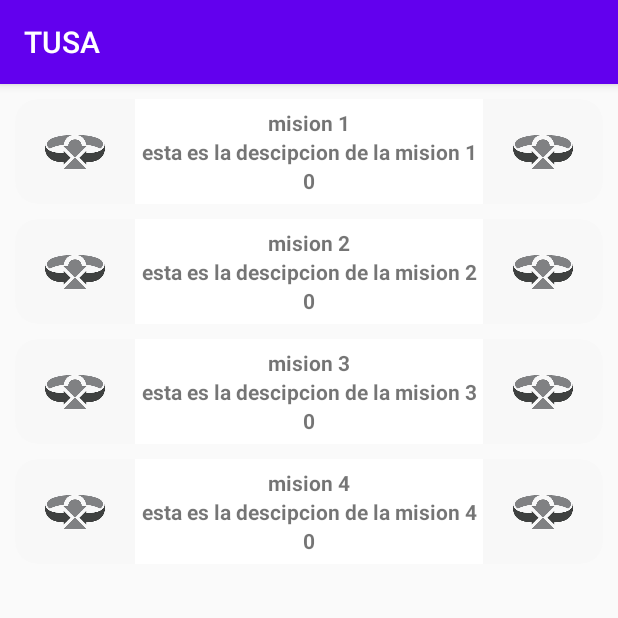
After one commit to FelipeSanktus/GAMEapp, an Android app: the MisionActivity screen opened directly, with no data from a screen before it, on a phone screen of 412 x 824 dp, the top half of it. The commit adds this screen. Run offline under Robolectric (Android 15) with nearby library versions, the phone set to English and light mode, and no system bars.

Commit message:
se agrega lista con misiones

```diff
--- a/app/src/main/AndroidManifest.xml
+++ b/app/src/main/AndroidManifest.xml
@@ -9,7 +9,8 @@
         android:roundIcon="@mipmap/ic_launcher_round"
         android:supportsRtl="true"
         android:theme="@style/AppTheme">
-        <activity android:name=".actvitys.MundoActivity"></activity>
+        <activity android:name=".actvitys.MisionActivity"></activity>
+        <activity android:name=".actvitys.MundoActivity" />
         <activity android:name=".actvitys.MainActivity">
             <intent-filter>
                 <action android:name="android.intent.action.MAIN" />
--- a/app/src/main/java/com/example/aplicacion/tusa/actvitys/MainActivity.java
+++ b/app/src/main/java/com/example/aplicacion/tusa/actvitys/MainActivity.java
@@ -26,9 +26,11 @@ public class MainActivity extends AppCompatActivity {
         setContentView(R.layout.activity_main);
         recyclerView = (RecyclerView) findViewById(R.id.recycler_menu);
         Menu m = new Menu("Mundo",R.mipmap.facil,MundoActivity.class.getName());
-        Menu m2 = new Menu("Mundo2",R.mipmap.facil,"com.example.aplicacion.tusa.activitys.MundoActivity");
+        Menu m2 = new Menu("Mundo2",R.mipmap.facil,MundoActivity.class.getName());
+        Menu m3 = new Menu("Misiones",R.mipmap.facil,MisionActivity.class.getName());
         listaMenu.add(m);
         listaMenu.add(m2);
+        listaMenu.add(m3);
         // use this setting to improve performance if you know that changes
         // in content do not change the layout size of the RecyclerView
         recyclerView.setHasFixedSize(true);
--- /dev/null
+++ b/app/src/main/java/com/example/aplicacion/tusa/actvitys/MisionActivity.java
@@ -0,0 +1,57 @@
+package com.example.aplicacion.tusa.actvitys;
+
+import androidx.appcompat.app.AppCompatActivity;
+import androidx.recyclerview.widget.GridLayoutManager;
+import androidx.recyclerview.widget.LinearLayoutManager;
+import androidx.recyclerview.widget.RecyclerView;
+
+import android.os.Bundle;
+
+import com.example.aplicacion.tusa.R;
+import com.example.aplicacion.tusa.adaptadores.AdaptadorMain;
+import com.example.aplicacion.tusa.adaptadores.AdaptadorMision;
+import com.example.aplicacion.tusa.beans.Menu;
+import com.example.aplicacion.tusa.beans.Mision;
+import com.example.aplicacion.tusa.beans.enumm.Dificultad;
+import com.example.aplicacion.tusa.beans.enumm.Tipo;
+
+import java.util.ArrayList;
+
+public class MisionActivity extends AppCompatActivity {
+
+    private RecyclerView recyclerView;
+    private RecyclerView.Adapter mAdapter;
+    private RecyclerView.LayoutManager layoutManager;
+    private ArrayList<Mision> misiones = new ArrayList<>();
+
+    @Override
+    protected void onCreate(Bundle savedInstanceState) {
+        super.onCreate(savedInstanceState);
+        setContentView(R.layout.activity_mision);
+
+        recyclerView = findViewById(R.id.recycler_mision);
+        Mision m1 = new Mision("mision 1","esta es la descipcion de la mision 1", Dificultad.FACIL, Tipo.CAZA,
+                new ArrayList<String>(),R.mipmap.facil,R.mipmap.facil);
+        Mision m2 = new Mision("mision 2","esta es la descipcion de la mision 2", Dificultad.FACIL, Tipo.CAZA,
+                new ArrayList<String>(),R.mipmap.facil,R.mipmap.facil);
+        Mision m3 = new Mision("mision 3","esta es la descipcion de la mision 3", Dificultad.FACIL, Tipo.CAZA,
+                new ArrayList<String>(),R.mipmap.facil,R.mipmap.facil);
+        Mision m4 = new Mision("mision 4","esta es la descipcion de la mision 4", Dificultad.FACIL, Tipo.CAZA,
+                new ArrayList<String>(),R.mipmap.facil,R.mipmap.facil);
+        misiones.add(m1);
+        misiones.add(m2);
+        misiones.add(m3);
+        misiones.add(m4);
+        // use this setting to improve performance if you know that changes
+        // in content do not change the layout size of the RecyclerView
+        recyclerView.setHasFixedSize(true);
+
+        // use a linear layout manager
+        layoutManager = new LinearLayoutManager(getApplicationContext());
+        recyclerView.setLayoutManager(layoutManager);
+
+        // specify an adapter (see also next example)
+        mAdapter = new AdaptadorMision(misiones);
+        recyclerView.setAdapter(mAdapter);
+    }
+}
--- a/app/src/main/java/com/example/aplicacion/tusa/adaptadores/AdaptadorMain.java
+++ b/app/src/main/java/com/example/aplicacion/tusa/adaptadores/AdaptadorMain.java
@@ -2,6 +2,7 @@ package com.example.aplicacion.tusa.adaptadores;
 
 import android.content.Intent;
 import android.speech.tts.TextToSpeech;
+import android.util.Log;
 import android.view.LayoutInflater;
 import android.view.View;
 import android.view.ViewGroup;
@@ -40,7 +41,7 @@ public class AdaptadorMain  extends RecyclerView.Adapter<AdaptadorMain.MyViewHol
                     Toast.makeText(v.getContext(),"CAMBIANDO:"+getAdapterPosition(),Toast.LENGTH_LONG).show();
                     Intent intent = null;
                     try {
-
+                        Log.w("RUTA",listaMenu.get(getAdapterPosition()).getRuta());
                         intent = new Intent(v.getContext(), Class.forName(listaMenu.get(getAdapterPosition()).getRuta()));
                     } catch (ClassNotFoundException e) {
                         e.printStackTrace();
--- /dev/null
+++ b/app/src/main/java/com/example/aplicacion/tusa/adaptadores/AdaptadorMision.java
@@ -0,0 +1,70 @@
+package com.example.aplicacion.tusa.adaptadores;
+
+import android.view.LayoutInflater;
+import android.view.View;
+import android.view.ViewGroup;
+import android.widget.ImageView;
+import android.widget.TextView;
+
+import androidx.annotation.NonNull;
+import androidx.recyclerview.widget.RecyclerView;
+
+import com.example.aplicacion.tusa.R;
+import com.example.aplicacion.tusa.beans.Mision;
+import com.example.aplicacion.tusa.beans.enumm.Dificultad;
+import com.example.aplicacion.tusa.beans.enumm.Tipo;
+
+import java.util.ArrayList;
+
+public class AdaptadorMision extends RecyclerView.Adapter<AdaptadorMision.MyViewHolder> {
+
+    private ArrayList<Mision> misiones;
+
+    public AdaptadorMision(ArrayList<Mision> misiones) {
+        this.misiones = misiones;
+    }
+
+    public class MyViewHolder extends RecyclerView.ViewHolder {
+        TextView titulo;
+        TextView descripcion;
+        TextView etapas;
+        ImageView imagenMision;
+        ImageView imagenRecompensa;
+
+        public MyViewHolder(@NonNull View itemView) {
+            super(itemView);
+
+            titulo = itemView.findViewById(R.id.txt_titulo);
+            descripcion = itemView.findViewById(R.id.txt_descripcion);
+            etapas = itemView.findViewById(R.id.txt_etapas);
+            imagenMision = itemView.findViewById(R.id.img_mision);
+            imagenRecompensa = itemView.findViewById(R.id.img_recompensa);
+        }
+    }
+
+    @NonNull
+    @Override
+    public MyViewHolder onCreateViewHolder(@NonNull ViewGroup parent, int viewType) {
+        View view = LayoutInflater.from(parent.getContext()).inflate(R.layout.vista_mision,parent,false);
+        return new AdaptadorMision.MyViewHolder(view);
+    }
+
+    @Override
+    public void onBindViewHolder(@NonNull MyViewHolder holder, int position) {
+
+        holder.titulo.setText(this.misiones.get(position).getTitulo());
+        holder.descripcion.setText(this.misiones.get(position).getDescripcion());
+        holder.etapas.setText(this.misiones.get(position).getEtapas().size()+"");
+        holder.descripcion.setText(this.misiones.get(position).getDescripcion());
+        holder.imagenMision.setImageResource(this.misiones.get(position).getImagenMision());
+        holder.imagenRecompensa.setImageResource(this.misiones.get(position).getImagenRecompensa());
+
+    }
+
+    @Override
+    public int getItemCount() {
+        return misiones.size();
+    }
+
+
+}
--- /dev/null
+++ b/app/src/main/java/com/example/aplicacion/tusa/beans/Mision.java
@@ -0,0 +1,83 @@
+package com.example.aplicacion.tusa.beans;
+
+import com.example.aplicacion.tusa.beans.enumm.Dificultad;
+import com.example.aplicacion.tusa.beans.enumm.Tipo;
+
+import java.util.ArrayList;
+
+public class Mision {
+    private String titulo;
+    private String descripcion;
+    private Dificultad dificultad;
+    private Tipo tipo;
+    private ArrayList<String> etapas;
+    private int imagenMision;
+    private int imagenRecompensa;
+
+
+    public Mision(String titulo, String descripcion, Dificultad dificultad, Tipo tipo, ArrayList<String> etapas, int imagenMision, int imagenRecompensa) {
+        this.titulo = titulo;
+        this.descripcion = descripcion;
+        this.dificultad = dificultad;
+        this.tipo = tipo;
+        this.etapas = etapas;
+        this.imagenMision = imagenMision;
+        this.imagenRecompensa = imagenRecompensa;
+    }
+
+    public String getTitulo() {
+        return titulo;
+    }
+
+    public void setTitulo(String titulo) {
+        this.titulo = titulo;
+    }
+
+    public String getDescripcion() {
+        return descripcion;
+    }
+
+    public void setDescripcion(String descripcion) {
+        this.descripcion = descripcion;
+    }
+
+    public Dificultad getDificultad() {
+        return dificultad;
+    }
+
+    public void setDificultad(Dificultad dificultad) {
+        this.dificultad = dificultad;
+    }
+
+    public Tipo getTipo() {
+        return tipo;
+    }
+
+    public void setTipo(Tipo tipo) {
+        this.tipo = tipo;
+    }
+
+    public ArrayList<String> getEtapas() {
+        return etapas;
+    }
+
+    public void setEtapas(ArrayList<String> etapas) {
+        this.etapas = etapas;
+    }
+
+    public int getImagenMision() {
+        return imagenMision;
+    }
+
+    public void setImagenMision(int imagenMision) {
+        this.imagenMision = imagenMision;
+    }
+
+    public int getImagenRecompensa() {
+        return imagenRecompensa;
+    }
+
+    public void setImagenRecompensa(int imagenRecompensa) {
+        this.imagenRecompensa = imagenRecompensa;
+    }
+}
--- /dev/null
+++ b/app/src/main/java/com/example/aplicacion/tusa/beans/enumm/Dificultad.java
@@ -0,0 +1,5 @@
+package com.example.aplicacion.tusa.beans.enumm;
+
+public enum Dificultad {
+    FACIL,INTERMEDIO,DIFICIL,DESKISIADO;
+}
--- /dev/null
+++ b/app/src/main/java/com/example/aplicacion/tusa/beans/enumm/Tipo.java
@@ -0,0 +1,5 @@
+package com.example.aplicacion.tusa.beans.enumm;
+
+public enum Tipo {
+    CAZA,BUSQUEDA,DIPLOMACIA;
+}
--- /dev/null
+++ b/app/src/main/res/layout/activity_mision.xml
@@ -0,0 +1,22 @@
+<?xml version="1.0" encoding="utf-8"?>
+<androidx.constraintlayout.widget.ConstraintLayout xmlns:android="http://schemas.android.com/apk/res/android"
+    xmlns:app="http://schemas.android.com/apk/res-auto"
+    xmlns:tools="http://schemas.android.com/tools"
+    android:layout_width="match_parent"
+    android:layout_height="match_parent"
+    tools:context=".actvitys.MisionActivity">
+
+    <LinearLayout
+        android:layout_width="match_parent"
+        android:layout_height="match_parent"
+        android:orientation="vertical"
+        tools:layout_editor_absoluteX="1dp"
+        tools:layout_editor_absoluteY="1dp">
+
+        <androidx.recyclerview.widget.RecyclerView
+            android:id="@+id/recycler_mision"
+            android:layout_width="match_parent"
+            android:layout_height="match_parent" />
+
+    </LinearLayout>
+</androidx.constraintlayout.widget.ConstraintLayout>
--- a/app/src/main/res/layout/vista_menu.xml
+++ b/app/src/main/res/layout/vista_menu.xml
@@ -4,7 +4,7 @@
     xmlns:app="http://schemas.android.com/apk/res-auto"
     xmlns:tools="http://schemas.android.com/tools"
     android:layout_width="match_parent"
-    android:layout_height="match_parent">
+    android:layout_height="wrap_content">
 
     <LinearLayout
         android:layout_width="match_parent"
--- /dev/null
+++ b/app/src/main/res/layout/vista_mision.xml
@@ -0,0 +1,96 @@
+<?xml version="1.0" encoding="utf-8"?>
+<androidx.constraintlayout.widget.ConstraintLayout xmlns:android="http://schemas.android.com/apk/res/android"
+    android:layout_width="match_parent"
+
+    android:layout_height="wrap_content"
+    xmlns:app="http://schemas.android.com/apk/res-auto"
+    xmlns:tools="http://schemas.android.com/tools">
+
+    <LinearLayout
+
+        android:layout_width="match_parent"
+        android:layout_height="80dp"
+        android:orientation="vertical"
+        app:layout_constraintTop_toTopOf="parent"
+        tools:layout_editor_absoluteX="1dp">
+
+        <androidx.cardview.widget.CardView
+            app:cardCornerRadius="15dp"
+            app:cardElevation="0dp"
+            android:layout_marginLeft="10dp"
+            android:layout_marginRight="10dp"
+            android:layout_marginTop="10dp"
+            android:layout_width="match_parent"
+            android:layout_height="match_parent">
+
+            <LinearLayout
+                android:layout_width="match_parent"
+                android:layout_height="match_parent"
+                android:orientation="horizontal">
+
+                <LinearLayout
+                    android:layout_weight="0"
+                    android:orientation="vertical"
+                    android:gravity="center"
+                    android:layout_width="wrap_content"
+                    android:layout_height="match_parent">
+                    <ImageView
+                        android:id="@+id/img_mision"
+                        android:layout_width="80dp"
+                        android:layout_height="80dp"
+                        app:srcCompat="@android:drawable/btn_star_big_on" />
+                </LinearLayout>
+
+                <LinearLayout
+                    android:gravity="center"
+                    android:layout_weight="3"
+                    android:orientation="vertical"
+                    android:layout_width="match_parent"
+                    android:layout_height="match_parent">
+
+                    <TextView
+                        android:textAlignment="center"
+                        android:id="@+id/txt_titulo"
+                        android:layout_width="match_parent"
+                        android:layout_height="wrap_content"
+                        android:textStyle="bold"
+                        android:text="TextView" />
+
+                    <TextView
+                        android:textAlignment="center"
+                        android:id="@+id/txt_descripcion"
+                        android:layout_width="match_parent"
+                        android:layout_height="wrap_content"
+                        android:textStyle="bold"
+                        android:text="TextView" />
+                    <TextView
+                        android:textAlignment="center"
+                        android:id="@+id/txt_etapas"
+                        android:layout_width="match_parent"
+                        android:layout_height="wrap_content"
+                        android:textStyle="bold"
+                        android:text="TextView" />
+
+                </LinearLayout>
+
+                <LinearLayout
+                    android:layout_weight="0"
+                    android:orientation="vertical"
+                    android:gravity="center"
+                    android:layout_width="wrap_content"
+                    android:layout_height="match_parent">
+
+                    <ImageView
+                        android:id="@+id/img_recompensa"
+                        android:layout_width="80dp"
+                        android:layout_height="80dp"
+                        app:srcCompat="@android:drawable/btn_star_big_on" />
+
+                </LinearLayout>
+
+
+            </LinearLayout>
+        </androidx.cardview.widget.CardView>
+    </LinearLayout>
+
+</androidx.constraintlayout.widget.ConstraintLayout>
```
